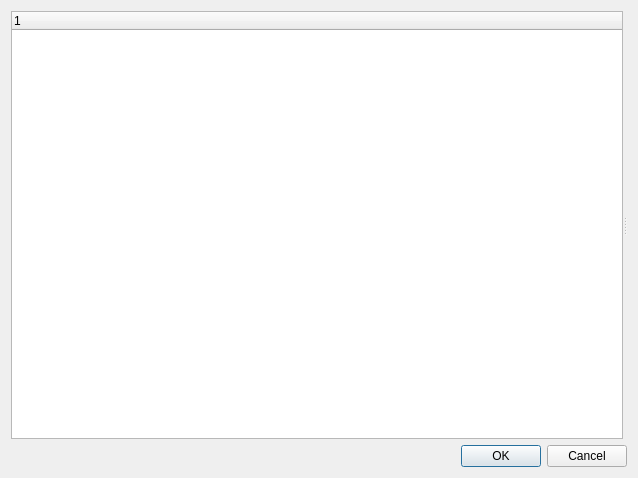
Before: the Qt Designer form src/ui/optionsdialog.ui in slopjong/MediaSpy, drawn with Qt 5.
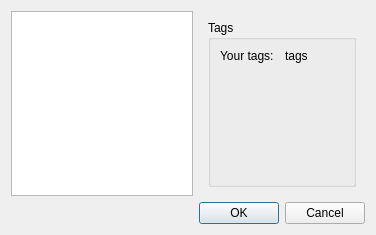
After: the same form once the commit is applied.

Commit message: Begin of options integration

The edit to the form file:
```diff
--- a/src/ui/optionsdialog.ui
+++ b/src/ui/optionsdialog.ui
@@ -6,32 +6,129 @@
    <rect>
     <x>0</x>
     <y>0</y>
-    <width>638</width>
-    <height>478</height>
+    <width>376</width>
+    <height>235</height>
    </rect>
   </property>
   <property name="windowTitle">
    <string>Options - MediaSpy</string>
   </property>
-  <layout class="QVBoxLayout" name="verticalLayout">
-   <item>
-    <widget class="QSplitter" name="splitter">
-     <property name="orientation">
-      <enum>Qt::Horizontal</enum>
+  <layout class="QGridLayout" name="gridLayout">
+   <item row="0" column="0">
+    <widget class="QTreeWidget" name="optionsTree">
+     <property name="sizePolicy">
+      <sizepolicy hsizetype="Maximum" vsizetype="Expanding">
+       <horstretch>1</horstretch>
+       <verstretch>0</verstretch>
+      </sizepolicy>
      </property>
-     <widget class="QTreeWidget" name="treeWidget">
-      <column>
-       <property name="text">
-        <string notr="true">1</string>
-       </property>
-      </column>
+     <property name="headerHidden">
+      <bool>true</bool>
+     </property>
+     <column>
+      <property name="text">
+       <string notr="true">1</string>
+      </property>
+     </column>
+    </widget>
+   </item>
+   <item row="0" column="1">
+    <widget class="QStackedWidget" name="optionsStack">
+     <property name="currentIndex">
+      <number>1</number>
+     </property>
+     <widget class="QWidget" name="generalPage">
+      <layout class="QVBoxLayout" name="verticalLayout">
+       <item>
+        <widget class="QGroupBox" name="groupBox">
+         <property name="sizePolicy">
+          <sizepolicy hsizetype="Expanding" vsizetype="Preferred">
+           <horstretch>200</horstretch>
+           <verstretch>0</verstretch>
+          </sizepolicy>
+         </property>
+         <property name="title">
+          <string>General</string>
+         </property>
+         <property name="flat">
+          <bool>false</bool>
+         </property>
+         <layout class="QVBoxLayout" name="verticalLayout_3">
+          <item>
+           <widget class="QCheckBox" name="automaticUpdate">
+            <property name="text">
+             <string>Automatic update</string>
+            </property>
+           </widget>
+          </item>
+          <item>
+           <spacer name="verticalSpacer">
+            <property name="orientation">
+             <enum>Qt::Vertical</enum>
+            </property>
+            <property name="sizeHint" stdset="0">
+             <size>
+              <width>20</width>
+              <height>40</height>
+             </size>
+            </property>
+           </spacer>
+          </item>
+         </layout>
+        </widget>
+       </item>
+      </layout>
      </widget>
-     <widget class="QStackedWidget" name="stackedWidget">
-      <widget class="QWidget" name="stackedWidgetPage1" native="true"/>
+     <widget class="QWidget" name="tagsPage">
+      <layout class="QVBoxLayout" name="verticalLayout_2">
+       <item>
+        <widget class="QGroupBox" name="groupBox_2">
+         <property name="title">
+          <string>Tags</string>
+         </property>
+         <layout class="QVBoxLayout" name="verticalLayout_4">
+          <item>
+           <layout class="QHBoxLayout" name="horizontalLayout">
+            <item>
+             <widget class="QLabel" name="tagLabel">
+              <property name="text">
+               <string>Your tags:</string>
+              </property>
+             </widget>
+            </item>
+            <item>
+             <widget class="QLabel" name="tagsListLabel">
+              <property name="text">
+               <string>tags</string>
+              </property>
+              <property name="wordWrap">
+               <bool>true</bool>
+              </property>
+             </widget>
+            </item>
+           </layout>
+          </item>
+          <item>
+           <spacer name="verticalSpacer_2">
+            <property name="orientation">
+             <enum>Qt::Vertical</enum>
+            </property>
+            <property name="sizeHint" stdset="0">
+             <size>
+              <width>20</width>
+              <height>40</height>
+             </size>
+            </property>
+           </spacer>
+          </item>
+         </layout>
+        </widget>
+       </item>
+      </layout>
      </widget>
     </widget>
    </item>
-   <item>
+   <item row="1" column="1">
     <widget class="QDialogButtonBox" name="buttonBox">
      <property name="orientation">
       <enum>Qt::Horizontal</enum>
```
Left out of the diff: 12 changed lines with no effect on the pictures. The commit also changes 5 other files.
